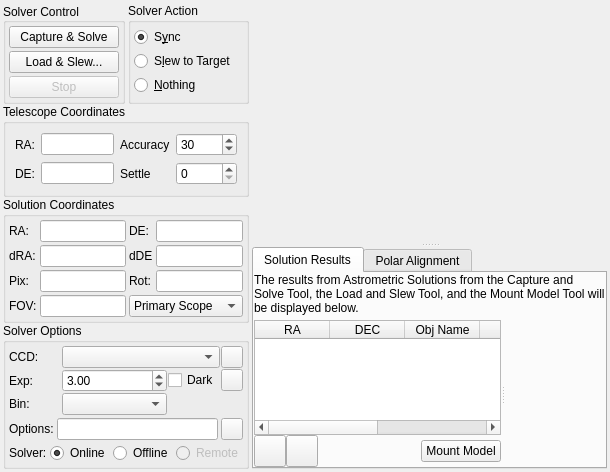
The window that kstars/ekos/align/align.ui (KDE/kstars) describes before a commit, drawn with Qt 5.
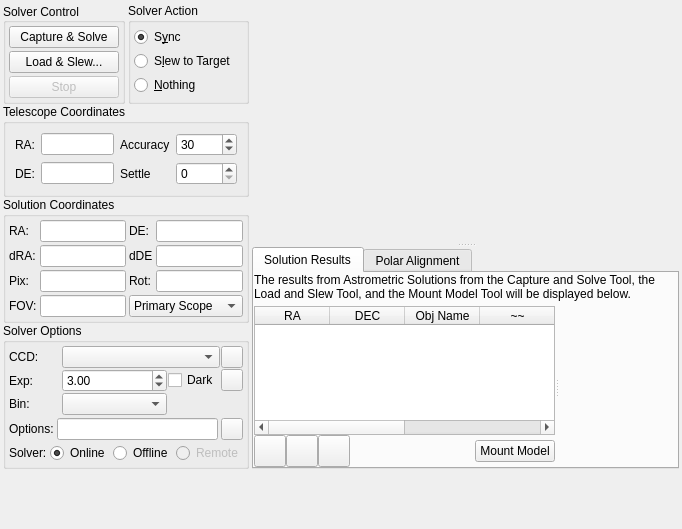
The same window after the commit. Custom widgets are drawn as their Qt base class.

Commit message:
This patch adds export functionality to the solutions table, a spin box for the mount model wizard align point number, makes nicely formatted greek names appear in the greek names box, and makes the wizard search for stars in the alignment list in its search radius before just finding the nearest obscure object near the alignment point.
CCMAIL:kstars-devel@kde.org

What changed in the file:
```diff
--- a/kstars/ekos/align/align.ui
+++ b/kstars/ekos/align/align.ui
@@ -6,8 +6,8 @@
    <rect>
     <x>0</x>
     <y>0</y>
-    <width>602</width>
-    <height>459</height>
+    <width>682</width>
+    <height>529</height>
    </rect>
   </property>
   <layout class="QVBoxLayout" name="verticalLayout_19">
@@ -914,6 +914,28 @@
                   </property>
                  </widget>
                 </item>
+                <item>
+                 <widget class="QPushButton" name="exportSolutionsCSV">
+                  <property name="minimumSize">
+                   <size>
+                    <width>32</width>
+                    <height>32</height>
+                   </size>
+                  </property>
+                  <property name="maximumSize">
+                   <size>
+                    <width>32</width>
+                    <height>33</height>
+                   </size>
+                  </property>
+                  <property name="toolTip">
+                   <string>&lt;html&gt;&lt;head/&gt;&lt;body&gt;&lt;p&gt;Export all of the solutions in the Solution Results table to CSV file of your choosing for further analysis in a spreadsheet.&lt;/p&gt;&lt;/body&gt;&lt;/html&gt;</string>
+                  </property>
+                  <property name="text">
+                   <string/>
+                  </property>
+                 </widget>
+                </item>
                 <item>
                  <spacer name="horizontalSpacer_11">
                   <property name="orientation">
```
The commit also changes 3 other files.
